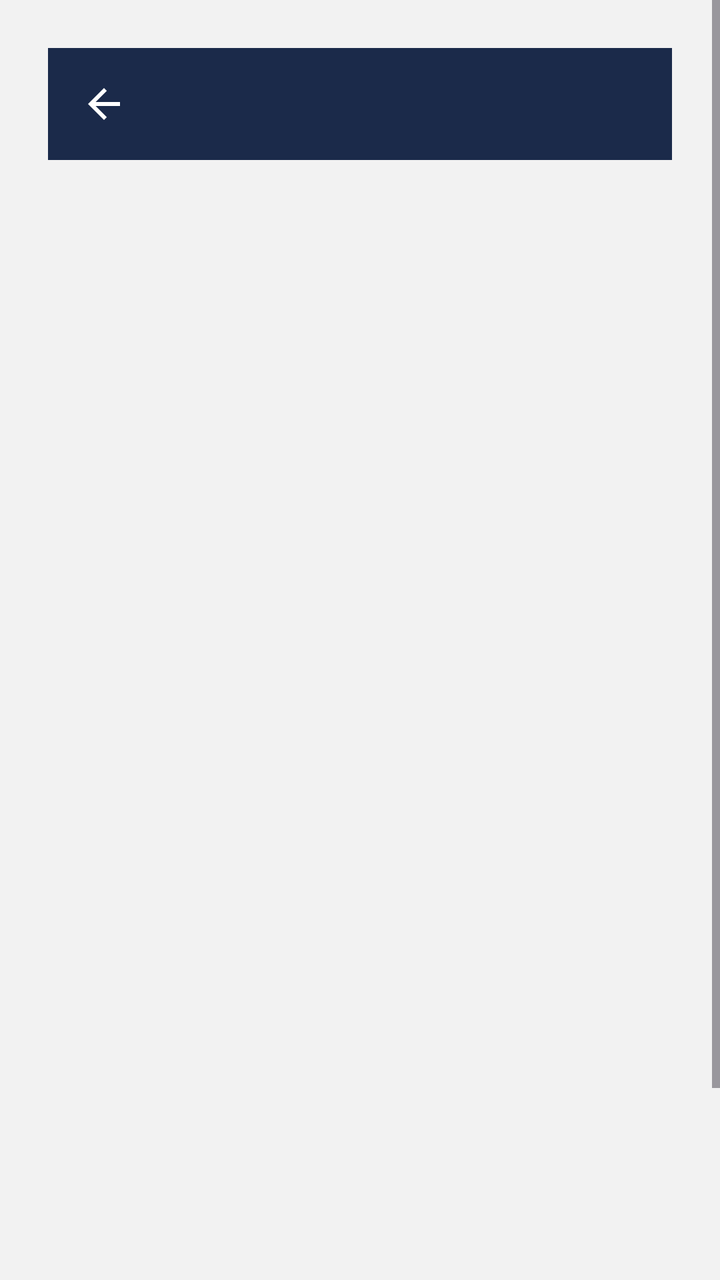
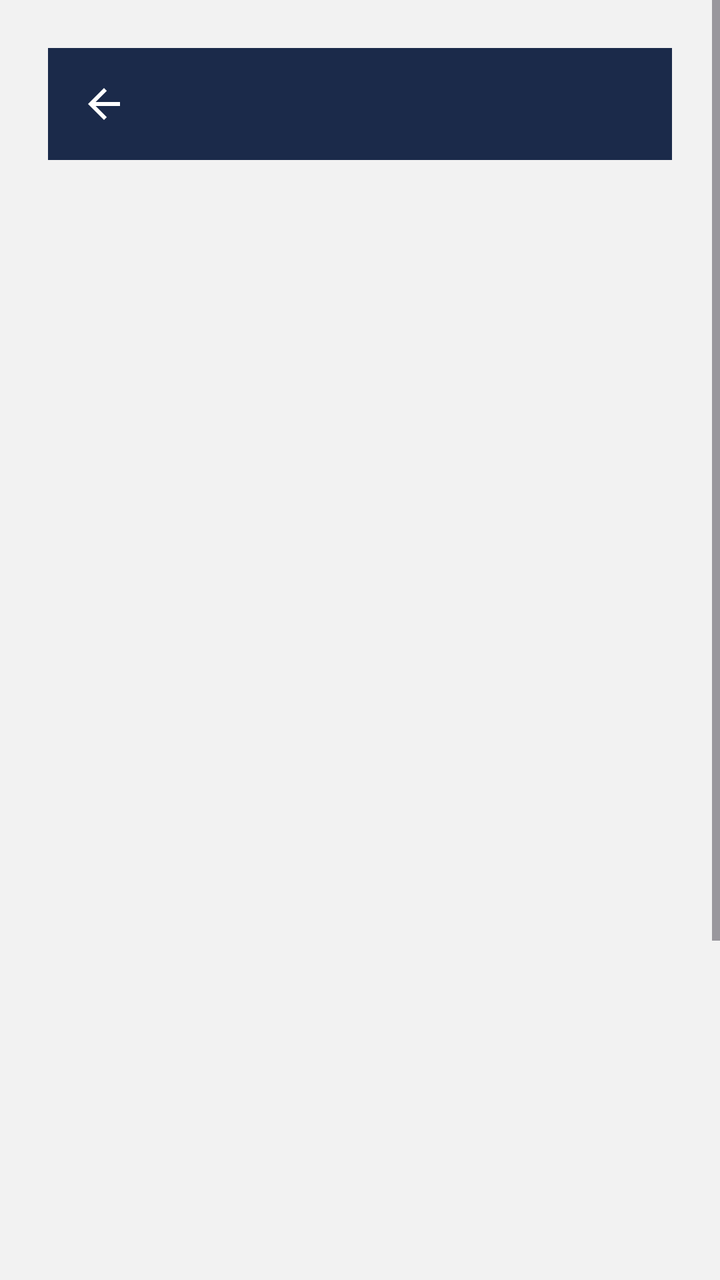

Two renders of the same Android screen: before a commit and after it. Below are the layout's source before the change and the commit's diff.
<!-- AndroidManifest.xml: application theme Theme.HairGo -->
<!-- res/layout/activity_owner_booking_details.xml -->
<?xml version="1.0" encoding="utf-8"?>
<ScrollView
    xmlns:android="http://schemas.android.com/apk/res/android"
    xmlns:app="http://schemas.android.com/apk/res-auto"
    android:layout_width="match_parent"
    android:layout_height="match_parent"
    android:fillViewport="true"
    android:background="@color/grey_light">

    <androidx.constraintlayout.widget.ConstraintLayout
        android:layout_width="match_parent"
        android:layout_height="wrap_content"
        android:padding="24dp">

        <include
            android:id="@+id/header"
            layout="@layout/component_header"
            app:layout_constraintTop_toTopOf="parent"
            app:layout_constraintStart_toStartOf="parent"
            app:layout_constraintEnd_toEndOf="parent"/>

        <ProgressBar
            android:id="@+id/progress"
            android:layout_width="48dp"
            android:layout_height="48dp"
            android:indeterminateTint="@color/teal"
            app:layout_constraintTop_toBottomOf="@id/header"
            app:layout_constraintBottom_toBottomOf="parent"
            app:layout_constraintStart_toStartOf="parent"
            app:layout_constraintEnd_toEndOf="parent"/>

        <androidx.constraintlayout.widget.Group
            android:id="@+id/contentGroup"
            android:layout_width="wrap_content"
            android:layout_height="wrap_content"
            android:visibility="invisible"
            app:constraint_referenced_ids="tvStatusBadge,tvClientNameLabel,tvClientName,tvPhoneLabel,tvPhone,divider1,tvServiceLabel,tvServiceName,tvBookingTotal,tvBookingNote,tvDateTimeLabel,tvDateTime,tvNotesLabel,tvNotes,divider2,btnMessageClient,btnConfirm,btnDecline,btnMarkCompleted"/>

        <TextView
            android:id="@+id/tvStatusBadge"
            android:layout_width="wrap_content"
            android:layout_height="wrap_content"
            android:layout_marginTop="24dp"
            android:background="@drawable/status_badge_bg"
            android:paddingStart="10dp"
            android:paddingEnd="10dp"
            android:paddingTop="4dp"
            android:paddingBottom="4dp"
            android:textColor="@color/white"
            android:textSize="12sp"
            app:layout_constraintTop_toBottomOf="@id/header"
            app:layout_constraintStart_toStartOf="parent"/>

        <TextView
            android:id="@+id/tvClientNameLabel"
            android:layout_width="0dp"
            android:layout_height="wrap_content"
            android:layout_marginTop="20dp"
            android:text="@string/label_client"
            android:textColor="@color/grey_medium"
            android:textSize="13sp"
            app:layout_constraintTop_toBottomOf="@id/tvStatusBadge"
            app:layout_constraintStart_toStartOf="parent"
            app:layout_constraintEnd_toEndOf="parent"/>

        <TextView
            android:id="@+id/tvClientName"
            android:layout_width="0dp"
            android:layout_height="wrap_content"
            android:layout_marginTop="4dp"
            android:textColor="@color/heading"
            android:textSize="22sp"
            android:textStyle="bold"
            app:layout_constraintTop_toBottomOf="@id/tvClientNameLabel"
            app:layout_constraintStart_toStartOf="parent"
            app:layout_constraintEnd_toEndOf="parent"/>

        <TextView
            android:id="@+id/tvPhoneLabel"
            android:layout_width="0dp"
            android:layout_height="wrap_content"
            android:layout_marginTop="14dp"
            android:text="@string/label_phone"
            android:textColor="@color/grey_medium"
            android:textSize="13sp"
            app:layout_constraintTop_toBottomOf="@id/tvClientName"
            app:layout_constraintStart_toStartOf="parent"
            app:layout_constraintEnd_toEndOf="parent"/>

        
        <TextView
            android:id="@+id/tvPhone"
            android:layout_width="0dp"
            android:layout_height="wrap_content"
            android:layout_marginTop="4dp"
            android:clickable="true"
            android:focusable="true"
            android:background="?attr/selectableItemBackground"
            android:paddingHorizontal="4dp"
            android:paddingVertical="4dp"
            android:drawablePadding="6dp"
            android:drawableEnd="@drawable/ic_chevron_right"
            android:drawableTint="@color/teal_primary"
            android:textColor="@color/teal_primary"
            android:textSize="16sp"
            android:textStyle="bold"
            app:layout_constraintTop_toBottomOf="@id/tvPhoneLabel"
            app:layout_constraintStart_toStartOf="parent"
            app:layout_constraintEnd_toEndOf="parent"/>

        <View
            android:id="@+id/divider1"
            android:layout_width="0dp"
            android:layout_height="1dp"
            android:layout_marginTop="20dp"
            android:background="@color/grey_border"
            app:layout_constraintTop_toBottomOf="@id/tvPhone"
            app:layout_constraintStart_toStartOf="parent"
            app:layout_constraintEnd_toEndOf="parent"/>

        <TextView
            android:id="@+id/tvServiceLabel"
            android:layout_width="0dp"
            android:layout_height="wrap_content"
            android:layout_marginTop="16dp"
            android:text="@string/label_service"
            android:textColor="@color/grey_medium"
            android:textSize="13sp"
            app:layout_constraintTop_toBottomOf="@id/divider1"
            app:layout_constraintStart_toStartOf="parent"
            app:layout_constraintEnd_toEndOf="parent"/>

        <TextView
            android:id="@+id/tvServiceName"
            android:layout_width="0dp"
            android:layout_height="wrap_content"
            android:layout_marginTop="4dp"
            android:textColor="@color/grey_dark"
            android:textSize="16sp"
            android:textStyle="bold"
            app:layout_constraintTop_toBottomOf="@id/tvServiceLabel"
            app:layout_constraintStart_toStartOf="parent"
            app:layout_constraintEnd_toEndOf="parent"/>

        <TextView
            android:id="@+id/tvBookingTotal"
            android:layout_width="0dp"
            android:layout_height="wrap_content"
            android:layout_marginTop="8dp"
            android:visibility="gone"
            android:textColor="@color/heading"
            android:textSize="15sp"
            android:textStyle="bold"
            app:layout_constraintTop_toBottomOf="@id/tvServiceName"
            app:layout_constraintStart_toStartOf="parent"
            app:layout_constraintEnd_toEndOf="parent"/>

        <TextView
            android:id="@+id/tvBookingNote"
            android:layout_width="0dp"
            android:layout_height="wrap_content"
            android:layout_marginTop="4dp"
            android:visibility="gone"
            android:text="@string/service_missing_price_note"
            android:textColor="@color/grey_medium"
            android:textSize="13sp"
            app:layout_constraintTop_toBottomOf="@id/tvBookingTotal"
            app:layout_constraintStart_toStartOf="parent"
            app:layout_constraintEnd_toEndOf="parent"/>

        <TextView
            android:id="@+id/tvDateTimeLabel"
            android:layout_width="0dp"
            android:layout_height="wrap_content"
            android:layout_marginTop="16dp"
            android:text="@string/label_date_time"
            android:textColor="@color/grey_medium"
            android:textSize="13sp"
            app:layout_constraintTop_toBottomOf="@id/tvBookingNote"
            app:layout_constraintStart_toStartOf="parent"
            app:layout_constraintEnd_toEndOf="parent"/>

        <TextView
            android:id="@+id/tvDateTime"
            android:layout_width="0dp"
            android:layout_height="wrap_content"
            android:layout_marginTop="4dp"
            android:textColor="@color/grey_dark"
            android:textSize="16sp"
            android:textStyle="bold"
            app:layout_constraintTop_toBottomOf="@id/tvDateTimeLabel"
            app:layout_constraintStart_toStartOf="parent"
            app:layout_constraintEnd_toEndOf="parent"/>

        <TextView
            android:id="@+id/tvNotesLabel"
            android:layout_width="0dp"
            android:layout_height="wrap_content"
            android:layout_marginTop="16dp"
            android:visibility="gone"
            android:text="@string/label_notes"
            android:textColor="@color/grey_medium"
            android:textSize="13sp"
            app:layout_constraintTop_toBottomOf="@id/tvDateTime"
            app:layout_constraintStart_toStartOf="parent"
            app:layout_constraintEnd_toEndOf="parent"/>

        <TextView
            android:id="@+id/tvNotes"
            android:layout_width="0dp"
            android:layout_height="wrap_content"
            android:layout_marginTop="4dp"
            android:visibility="gone"
            android:textColor="@color/grey_dark"
            android:textSize="16sp"
            app:layout_constraintTop_toBottomOf="@id/tvNotesLabel"
            app:layout_constraintStart_toStartOf="parent"
            app:layout_constraintEnd_toEndOf="parent"/>

        <View
            android:id="@+id/divider2"
            android:layout_width="0dp"
            android:layout_height="1dp"
            android:layout_marginTop="20dp"
            android:background="@color/grey_border"
            app:layout_constraintTop_toBottomOf="@id/tvNotes"
            app:layout_constraintStart_toStartOf="parent"
            app:layout_constraintEnd_toEndOf="parent"/>

        
        <androidx.appcompat.widget.AppCompatButton
            android:id="@+id/btnMessageClient"
            android:layout_width="0dp"
            android:layout_height="wrap_content"
            android:layout_marginTop="24dp"
            android:text="@string/btn_message_client"
            style="@style/ButtonPrimary"
            app:layout_constraintTop_toBottomOf="@id/divider2"
            app:layout_constraintStart_toStartOf="parent"
            app:layout_constraintEnd_toEndOf="parent"/>

        
        <androidx.appcompat.widget.AppCompatButton
            android:id="@+id/btnConfirm"
            android:layout_width="0dp"
            android:layout_height="wrap_content"
            android:layout_marginTop="12dp"
            android:visibility="gone"
            android:text="@string/btn_confirm"
            style="@style/ButtonPrimary"
            app:layout_constraintTop_toBottomOf="@id/btnMessageClient"
            app:layout_constraintStart_toStartOf="parent"
            app:layout_constraintEnd_toEndOf="parent"/>

        
        <androidx.appcompat.widget.AppCompatButton
            android:id="@+id/btnDecline"
            android:layout_width="0dp"
            android:layout_height="wrap_content"
            android:layout_marginTop="12dp"
            android:visibility="gone"
            android:text="@string/btn_decline"
            style="@style/ButtonDangerOutline"
            app:layout_constraintTop_toBottomOf="@id/btnConfirm"
            app:layout_constraintStart_toStartOf="parent"
            app:layout_constraintEnd_toEndOf="parent"/>

        
        <androidx.appcompat.widget.AppCompatButton
            android:id="@+id/btnMarkCompleted"
            android:layout_width="0dp"
            android:layout_height="wrap_content"
            android:layout_marginTop="12dp"
            android:visibility="gone"
            android:text="@string/btn_mark_completed"
            style="@style/ButtonPrimary"
            app:layout_constraintTop_toBottomOf="@id/btnMessageClient"
            app:layout_constraintStart_toStartOf="parent"
            app:layout_constraintEnd_toEndOf="parent"/>

    </androidx.constraintlayout.widget.ConstraintLayout>
</ScrollView>
<!-- res/layout/component_header.xml (included above) -->
<?xml version="1.0" encoding="utf-8"?>
<androidx.constraintlayout.widget.ConstraintLayout
    xmlns:android="http://schemas.android.com/apk/res/android"
    xmlns:app="http://schemas.android.com/apk/res-auto"
    android:layout_width="match_parent"
    android:layout_height="56dp"
    android:background="@color/navy">

    <ImageButton
        android:id="@+id/btnBack"
        android:layout_width="40dp"
        android:layout_height="40dp"
        android:background="@android:color/transparent"
        android:src="@drawable/ic_back_arrow"
        app:layout_constraintTop_toTopOf="parent"
        app:layout_constraintBottom_toBottomOf="parent"
        app:layout_constraintStart_toStartOf="parent"
        android:layout_marginStart="8dp"/>

    <TextView
        android:id="@+id/tvHeaderTitle"
        android:layout_width="wrap_content"
        android:layout_height="wrap_content"
        android:textColor="@color/white"
        android:textSize="18sp"
        android:textStyle="bold"
        app:layout_constraintTop_toTopOf="parent"
        app:layout_constraintBottom_toBottomOf="parent"
        app:layout_constraintStart_toStartOf="parent"
        app:layout_constraintEnd_toEndOf="parent"/>

</androidx.constraintlayout.widget.ConstraintLayout>
<!-- resources referenced by this layout -->
<resources>
  <color name="grey_border">#E0E0E0</color>
  <color name="grey_dark">#333333</color>
  <color name="grey_light">#F2F2F2</color>
  <color name="grey_medium">#8A8A8A</color>
  <color name="heading">#1B2A4A</color>
  <color name="navy">#1B2A4A</color>
  <color name="teal">#14B8A6</color>
  <color name="teal_primary">#1C8C7C</color>
  <color name="white">#FFFFFF</color>
  <!-- drawable ic_back_arrow (drawable) -->
  <vector xmlns:android="http://schemas.android.com/apk/res/android"
      android:width="24dp" android:height="24dp"
      android:viewportWidth="24" android:viewportHeight="24">
      <path android:fillColor="#FFFFFFFF"
          android:pathData="M20,11H7.83l5.59,-5.59L12,4l-8,8 8,8 1.41,-1.41L7.83,13H20v-2z"/>
  </vector>
  <!-- drawable status_badge_bg (drawable) -->
  <?xml version="1.0" encoding="utf-8"?>
  <shape xmlns:android="http://schemas.android.com/apk/res/android"
      android:shape="rectangle">
      <corners android:radius="20dp" />
      <solid android:color="@color/teal" />
  </shape>
  <string name="btn_confirm">Confirm</string>
  <string name="btn_decline">Decline</string>
  <string name="btn_mark_completed">Mark completed</string>
  <string name="btn_message_client">Message client</string>
  <string name="label_client">Client</string>
  <string name="label_date_time">Date &amp; Time</string>
  <string name="label_notes">Notes</string>
  <string name="label_phone">Phone</string>
  <string name="label_service">Service</string>
  <string name="service_missing_price_note">Some services have no price set</string>
  <style name="ButtonDangerOutline" parent="Widget.AppCompat.Button">
          <item name="android:background">@drawable/bg_button_outline_error</item>
          <item name="android:textColor">@color/error</item>
          <item name="android:textSize">16sp</item>
          <item name="android:textStyle">bold</item>
          <item name="android:textAllCaps">false</item>
          <item name="android:layout_height">56dp</item>
      </style>
  <style name="ButtonPrimary" parent="Widget.AppCompat.Button">
          <item name="android:background">@drawable/bg_button_teal</item>
          <item name="android:textColor">@color/white</item>
          <item name="android:textSize">16sp</item>
          <item name="android:textStyle">bold</item>
          <item name="android:textAllCaps">false</item>
          <item name="android:layout_height">56dp</item>
      </style>
  <style name="Theme.HairGo" parent="Base.Theme.HairGo">
          <item name="snackbarStyle">@style/Widget.HairGo.Snackbar</item>
      </style>
  <!-- drawable bg_button_outline_error (drawable) -->
  <shape xmlns:android="http://schemas.android.com/apk/res/android" android:shape="rectangle">
      <corners android:radius="12dp"/>
      <stroke android:width="1.5dp" android:color="@color/error"/>
      <solid android:color="@android:color/transparent"/>
  </shape>
  <color name="error">#D9534F</color>
  <!-- drawable bg_button_teal (drawable) -->
  <?xml version="1.0" encoding="utf-8"?>
  <shape xmlns:android="http://schemas.android.com/apk/res/android"
      android:shape="rectangle">
      <solid android:color="@color/teal"/>
      <corners android:radius="12dp"/>
  </shape>
  <style name="Widget.HairGo.Snackbar" parent="Widget.Material3.Snackbar">
          <item name="backgroundTint">@color/navy</item>
          <item name="android:textColor">@color/white</item>
          <item name="shapeAppearanceOverlay">@style/ShapeAppearanceOverlay.HairGo_Snackbar</item>
      </style>
  <color name="surface">#FFFFFF</color>
  <color name="text_primary">#1A1A1A</color>
  <style name="ShapeAppearanceOverlay.HairGo_Snackbar" parent="">
          <item name="cornerFamily">rounded</item>
          <item name="cornerSize">16dp</item>
      </style>
  <!-- unchanged entries left out for length: 2 -->
</resources>

<!-- the commit's change to res/layout/activity_owner_booking_details.xml (unified diff, before → after) -->
@@ -34,7 +34,7 @@
             android:layout_width="wrap_content"
             android:layout_height="wrap_content"
             android:visibility="invisible"
-            app:constraint_referenced_ids="tvStatusBadge,tvClientNameLabel,tvClientName,tvPhoneLabel,tvPhone,divider1,tvServiceLabel,tvServiceName,tvBookingTotal,tvBookingNote,tvDateTimeLabel,tvDateTime,tvNotesLabel,tvNotes,divider2,btnMessageClient,btnConfirm,btnDecline,btnMarkCompleted"/>
+            app:constraint_referenced_ids="tvStatusBadge,tvClientNameLabel,tvClientName,tvPhoneLabel,tvPhone,divider1,tvServiceLabel,tvServiceName,tvBookingTotal,tvBookingNote,tvPaymentLabel,tvPayment,btnRecordCashPayment,tvDateTimeLabel,tvDateTime,tvNotesLabel,tvNotes,divider2,btnMessageClient,btnConfirm,btnDecline,btnMarkCompleted"/>
 
         <TextView
             android:id="@+id/tvStatusBadge"
@@ -169,6 +169,44 @@
             app:layout_constraintEnd_toEndOf="parent"/>
 
         <TextView
+            android:id="@+id/tvPaymentLabel"
+            android:layout_width="0dp"
+            android:layout_height="wrap_content"
+            android:layout_marginTop="16dp"
+            android:visibility="gone"
+            android:text="@string/payment_summary_label"
+            android:textColor="@color/grey_medium"
+            android:textSize="13sp"
+            app:layout_constraintTop_toBottomOf="@id/tvBookingNote"
+            app:layout_constraintStart_toStartOf="parent"
+            app:layout_constraintEnd_toEndOf="parent"/>
+
+        <TextView
+            android:id="@+id/tvPayment"
+            android:layout_width="0dp"
+            android:layout_height="wrap_content"
+            android:layout_marginTop="4dp"
+            android:visibility="gone"
+            android:textColor="@color/heading"
+            android:textSize="15sp"
+            android:textStyle="bold"
+            app:layout_constraintTop_toBottomOf="@id/tvPaymentLabel"
+            app:layout_constraintStart_toStartOf="parent"
+            app:layout_constraintEnd_toEndOf="parent"/>
+
+        <androidx.appcompat.widget.AppCompatButton
+            android:id="@+id/btnRecordCashPayment"
+            android:layout_width="0dp"
+            android:layout_height="wrap_content"
+            android:layout_marginTop="12dp"
+            android:visibility="gone"
+            android:text="@string/btn_record_cash_payment"
+            style="@style/ButtonPrimary"
+            app:layout_constraintTop_toBottomOf="@id/tvPayment"
+            app:layout_constraintStart_toStartOf="parent"
+            app:layout_constraintEnd_toEndOf="parent"/>
+
+        <TextView
             android:id="@+id/tvDateTimeLabel"
             android:layout_width="0dp"
             android:layout_height="wrap_content"
@@ -176,7 +214,7 @@
             android:text="@string/label_date_time"
             android:textColor="@color/grey_medium"
             android:textSize="13sp"
-            app:layout_constraintTop_toBottomOf="@id/tvBookingNote"
+            app:layout_constraintTop_toBottomOf="@id/btnRecordCashPayment"
             app:layout_constraintStart_toStartOf="parent"
             app:layout_constraintEnd_toEndOf="parent"/>
 
<!-- resource entries referenced after the edit -->
@@ -27,11 +27,13 @@
   <string name="btn_decline">Decline</string>
   <string name="btn_mark_completed">Mark completed</string>
   <string name="btn_message_client">Message client</string>
+  <string name="btn_record_cash_payment">Record Cash Payment</string>
   <string name="label_client">Client</string>
   <string name="label_date_time">Date &amp; Time</string>
   <string name="label_notes">Notes</string>
   <string name="label_phone">Phone</string>
   <string name="label_service">Service</string>
+  <string name="payment_summary_label">Payment</string>
   <string name="service_missing_price_note">Some services have no price set</string>
   <style name="ButtonDangerOutline" parent="Widget.AppCompat.Button">
           <item name="android:background">@drawable/bg_button_outline_error</item>
